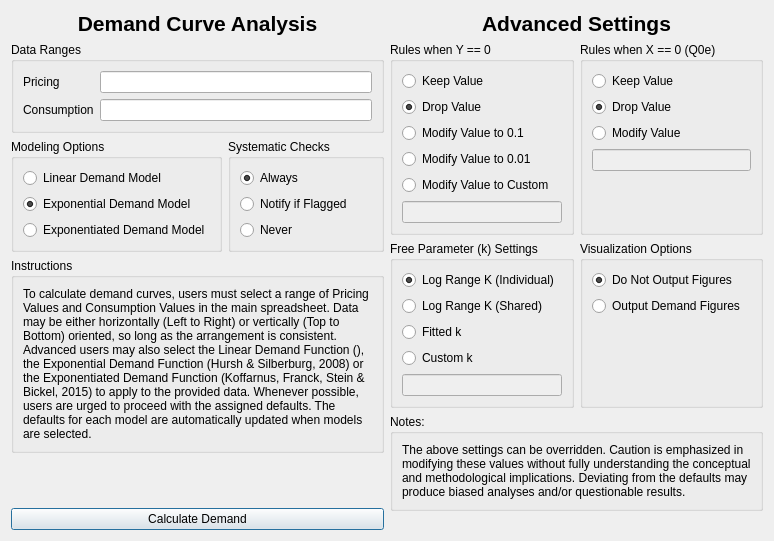
First picture: the form in demandsettingsdialog.ui, repository miyamot0/DemandCalculatorQT, before the edit.
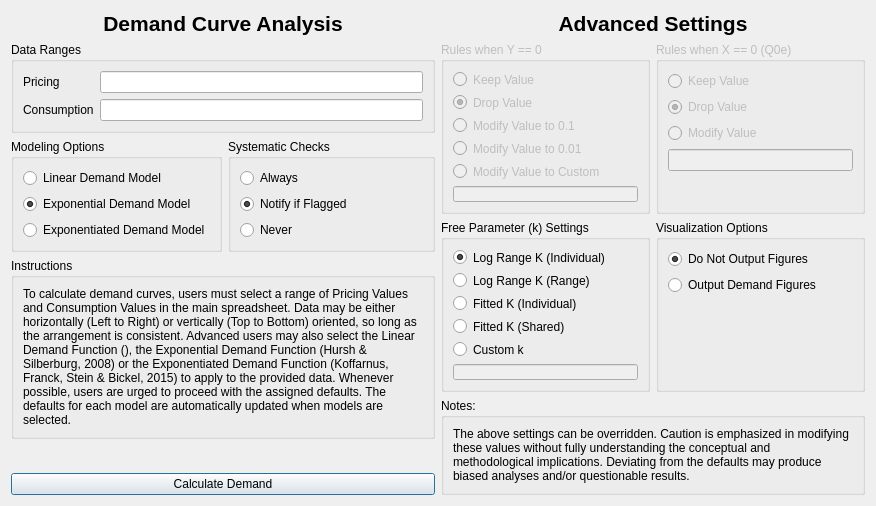
Second picture: the form after the edit.

```diff
--- a/demandsettingsdialog.ui
+++ b/demandsettingsdialog.ui
@@ -6,8 +6,8 @@
    <rect>
     <x>0</x>
     <y>0</y>
-    <width>774</width>
-    <height>541</height>
+    <width>876</width>
+    <height>501</height>
    </rect>
   </property>
   <property name="windowTitle">
@@ -120,7 +120,7 @@
              <string>Always</string>
             </property>
             <property name="checked">
-             <bool>true</bool>
+             <bool>false</bool>
             </property>
            </widget>
           </item>
@@ -129,6 +129,9 @@
             <property name="text">
              <string>Notify if Flagged</string>
             </property>
+            <property name="checked">
+             <bool>true</bool>
+            </property>
            </widget>
           </item>
           <item>
@@ -203,6 +206,9 @@
       <layout class="QHBoxLayout" name="holderFrame">
        <item>
         <widget class="QGroupBox" name="groupBox_6">
+         <property name="enabled">
+          <bool>false</bool>
+         </property>
          <property name="title">
           <string>Rules when Y == 0</string>
          </property>
@@ -263,6 +269,9 @@
        </item>
        <item>
         <widget class="QGroupBox" name="groupBox_4">
+         <property name="enabled">
+          <bool>false</bool>
+         </property>
          <property name="sizePolicy">
           <sizepolicy hsizetype="Preferred" vsizetype="Preferred">
            <horstretch>0</horstretch>
@@ -349,14 +358,24 @@
           <item>
            <widget class="QRadioButton" name="kSettingsLogGroup">
             <property name="text">
-             <string>Log Range K (Shared)</string>
+             <string>Log Range K (Range)</string>
             </property>
            </widget>
           </item>
           <item>
            <widget class="QRadioButton" name="kSettingsFit">
             <property name="text">
-             <string>Fitted k</string>
+             <string>Fitted K (Individual)</string>
+            </property>
+           </widget>
+          </item>
+          <item>
+           <widget class="QRadioButton" name="kSettingsFitShare">
+            <property name="toolTip">
+             <string>&lt;html&gt;&lt;head/&gt;&lt;body&gt;&lt;p&gt;&lt;span style=&quot; font-family:'SFMono-Regular,Consolas,Liberation Mono,Menlo,Courier,monospace'; font-size:12px; color:#000000; background-color:#ffffff;&quot;&gt;K will be a free parameter fitted on an group basis (i.e., whole sample).&lt;/span&gt;&lt;/p&gt;&lt;/body&gt;&lt;/html&gt;</string>
+            </property>
+            <property name="text">
+             <string>Fitted K (Shared)</string>
             </property>
            </widget>
           </item>
```
Left out of the diff: 33 changed lines with no effect on the pictures.
